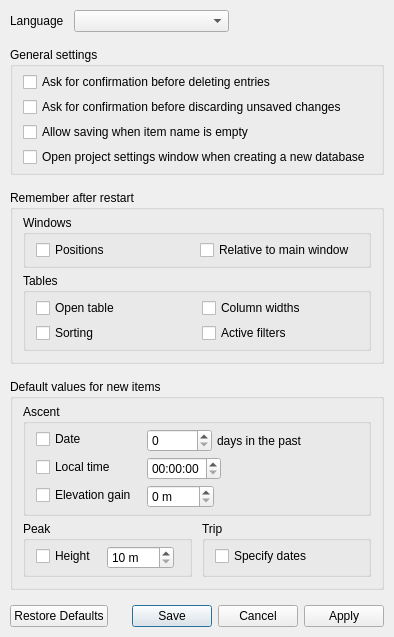
First picture: the form in src/ui/settings_window.ui, repository svetter/pal, before the edit.
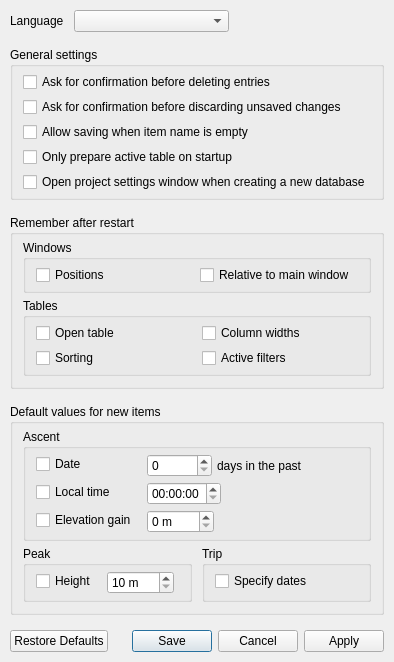
Second picture: the form after the edit.

Commit message: Added setting and implementation to only compute shown composite table on startup (#139)

```diff
--- a/src/ui/settings_window.ui
+++ b/src/ui/settings_window.ui
@@ -7,7 +7,7 @@
     <x>0</x>
     <y>0</y>
     <width>400</width>
-    <height>706</height>
+    <height>733</height>
    </rect>
   </property>
   <property name="sizePolicy">
@@ -133,6 +133,13 @@
         </property>
        </widget>
       </item>
+      <item>
+       <widget class="QCheckBox" name="onlyPrepareActiveTableCheckbox">
+        <property name="text">
+         <string>Only prepare active table on startup</string>
+        </property>
+       </widget>
+      </item>
       <item>
        <widget class="QCheckBox" name="openProjectSettingsOnNewDatabaseCheckbox">
         <property name="text">
```
The commit also changes 6 other files.
